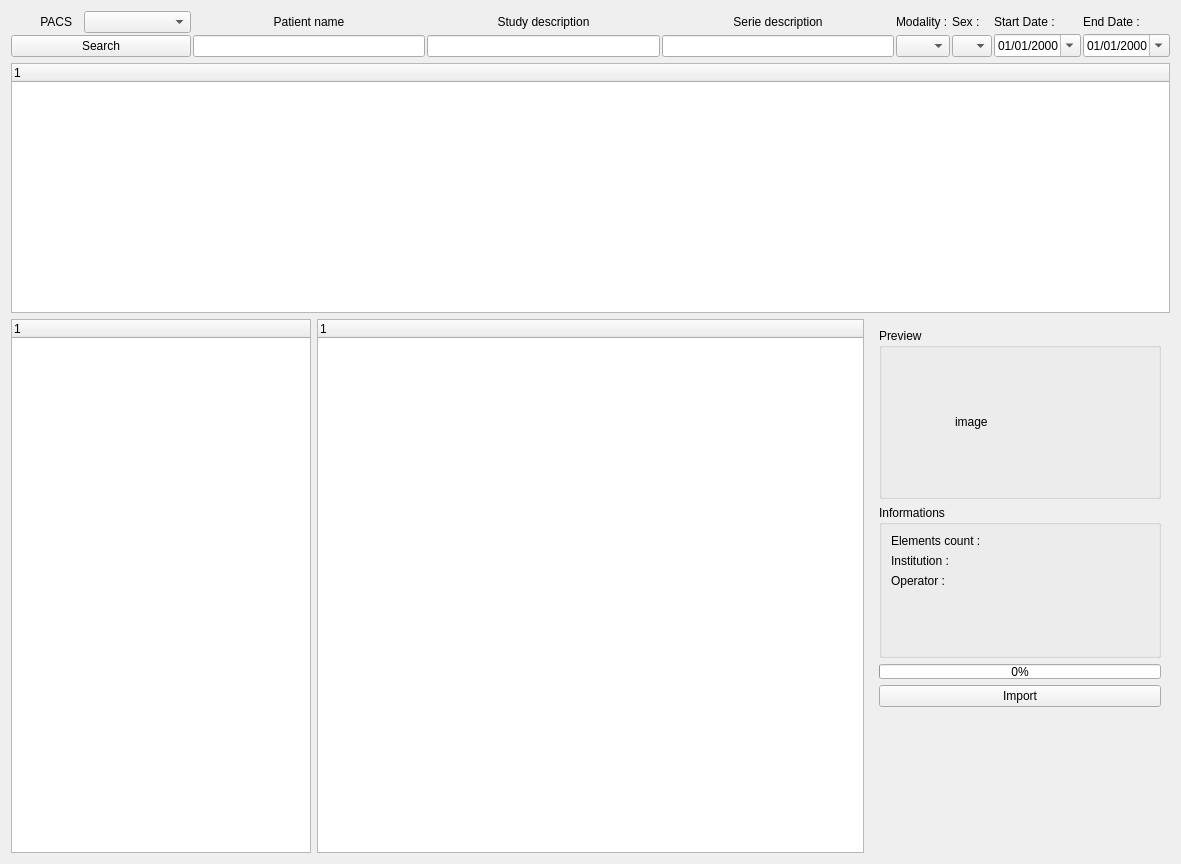
Before: the Qt Designer form Code/qtdcmwidget.ui in qtdcm/qtdcm, drawn with Qt 5.
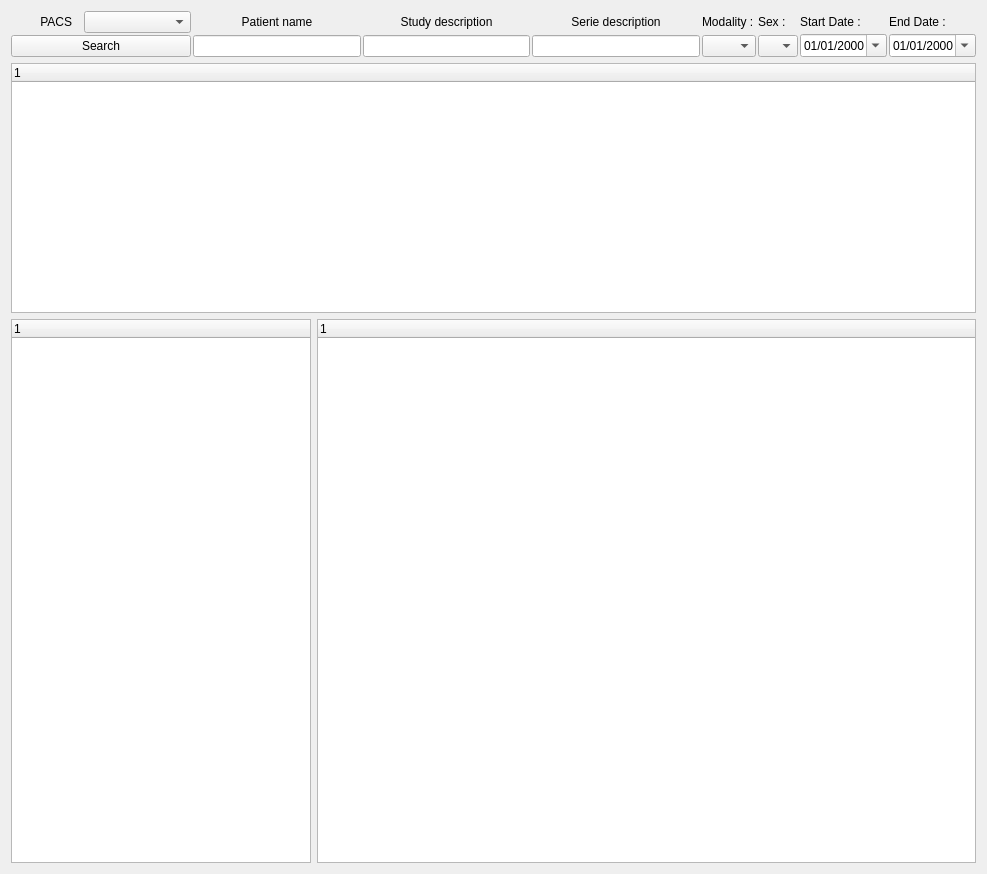
After: the same form once the commit is applied. Icons and pictures are not drawn.

Commit message: Remove details frame in qtdcmwidget (useless now)

Diff of the .ui file:
```diff
--- a/Code/qtdcmwidget.ui
+++ b/Code/qtdcmwidget.ui
@@ -6,8 +6,8 @@
    <rect>
     <x>0</x>
     <y>0</y>
-    <width>1181</width>
-    <height>864</height>
+    <width>987</width>
+    <height>874</height>
    </rect>
   </property>
   <property name="windowTitle">
@@ -402,204 +402,6 @@
        </column>
       </widget>
      </item>
-     <item>
-      <widget class="QFrame" name="detailsFrame">
-       <property name="minimumSize">
-        <size>
-         <width>300</width>
-         <height>0</height>
-        </size>
-       </property>
-       <property name="maximumSize">
-        <size>
-         <width>300</width>
-         <height>16777215</height>
-        </size>
-       </property>
-       <property name="frameShape">
-        <enum>QFrame::NoFrame</enum>
-       </property>
-       <property name="frameShadow">
-        <enum>QFrame::Raised</enum>
-       </property>
-       <layout class="QGridLayout" name="gridLayout_5">
-        <item row="0" column="0">
-         <widget class="QGroupBox" name="previewGroupBox">
-          <property name="maximumSize">
-           <size>
-            <width>300</width>
-            <height>16777215</height>
-           </size>
-          </property>
-          <property name="title">
-           <string>Preview</string>
-          </property>
-          <layout class="QGridLayout" name="gridLayout_6">
-           <item row="0" column="0">
-            <widget class="QLabel" name="imageLabel">
-             <property name="minimumSize">
-              <size>
-               <width>130</width>
-               <height>130</height>
-              </size>
-             </property>
-             <property name="maximumSize">
-              <size>
-               <width>130</width>
-               <height>130</height>
-              </size>
-             </property>
-             <property name="text">
-              <string>image</string>
-             </property>
-            </widget>
-           </item>
-          </layout>
-         </widget>
-        </item>
-        <item row="1" column="0">
-         <widget class="QGroupBox" name="infosGroupBox">
-          <property name="sizePolicy">
-           <sizepolicy hsizetype="Minimum" vsizetype="Minimum">
-            <horstretch>0</horstretch>
-            <verstretch>0</verstretch>
-           </sizepolicy>
-          </property>
-          <property name="minimumSize">
-           <size>
-            <width>200</width>
-            <height>0</height>
-           </size>
-          </property>
-          <property name="maximumSize">
-           <size>
-            <width>300</width>
-            <height>16777215</height>
-           </size>
-          </property>
-          <property name="title">
-           <string>Informations</string>
-          </property>
-          <layout class="QGridLayout" name="gridLayout_3">
-           <item row="0" column="0">
-            <layout class="QHBoxLayout" name="horizontalLayout_4">
-             <item>
-              <widget class="QLabel" name="label">
-               <property name="text">
-                <string>Elements count :</string>
-               </property>
-              </widget>
-             </item>
-             <item>
-              <widget class="QLabel" name="elementCountLabel">
-               <property name="text">
-                <string/>
-               </property>
-              </widget>
-             </item>
-            </layout>
-           </item>
-           <item row="1" column="0">
-            <layout class="QHBoxLayout" name="horizontalLayout_5">
-             <item>
-              <widget class="QLabel" name="label_3">
-               <property name="text">
-                <string>Institution :</string>
-               </property>
-              </widget>
-             </item>
-             <item>
-              <widget class="QLabel" name="institutionLabel">
-               <property name="text">
-                <string/>
-               </property>
-              </widget>
-             </item>
-            </layout>
-           </item>
-           <item row="2" column="0">
-            <layout class="QHBoxLayout" name="horizontalLayout_7">
-             <item>
-              <widget class="QLabel" name="label_5">
-               <property name="text">
-                <string>Operator :</string>
-               </property>
-              </widget>
-             </item>
-             <item>
-              <widget class="QLabel" name="operatorLabel">
-               <property name="text">
-                <string/>
-               </property>
-              </widget>
-             </item>
-            </layout>
-           </item>
-           <item row="3" column="0">
-            <spacer name="verticalSpacer">
-             <property name="orientation">
-              <enum>Qt::Vertical</enum>
-             </property>
-             <property name="sizeType">
-              <enum>QSizePolicy::MinimumExpanding</enum>
-             </property>
-             <property name="sizeHint" stdset="0">
-              <size>
-               <width>103</width>
-               <height>58</height>
-              </size>
-             </property>
-            </spacer>
-           </item>
-          </layout>
-         </widget>
-        </item>
-        <item row="3" column="0">
-         <widget class="QPushButton" name="importButton">
-          <property name="maximumSize">
-           <size>
-            <width>300</width>
-            <height>16777215</height>
-           </size>
-          </property>
-          <property name="text">
-           <string>Import</string>
-          </property>
-          <property name="icon">
-           <iconset resource="../Resources/qtdcm.qrc">
-            <normaloff>:/Images/save.svg</normaloff>:/Images/save.svg</iconset>
-          </property>
-         </widget>
-        </item>
-        <item row="2" column="0">
-         <widget class="QProgressBar" name="importProgressBar">
-          <property name="maximumSize">
-           <size>
-            <width>300</width>
-            <height>15</height>
-           </size>
-          </property>
-          <property name="value">
-           <number>0</number>
-          </property>
-         </widget>
-        </item>
-        <item row="4" column="0">
-         <spacer name="verticalSpacer_2">
-          <property name="orientation">
-           <enum>Qt::Vertical</enum>
-          </property>
-          <property name="sizeHint" stdset="0">
-           <size>
-            <width>20</width>
-            <height>40</height>
-           </size>
-          </property>
-         </spacer>
-        </item>
-       </layout>
-      </widget>
-     </item>
     </layout>
    </item>
   </layout>
```
